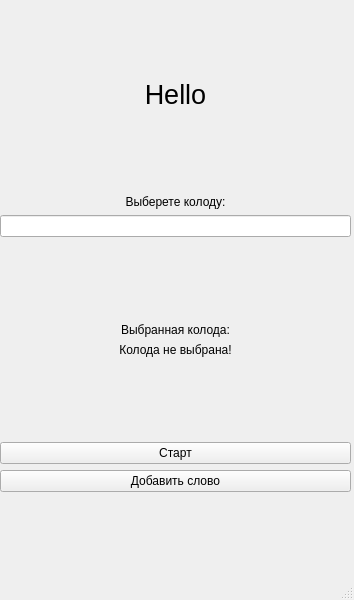
This is src/leg.ui in GreeAI/English-cards as Qt 5 draws it before an edit. The edited form follows.
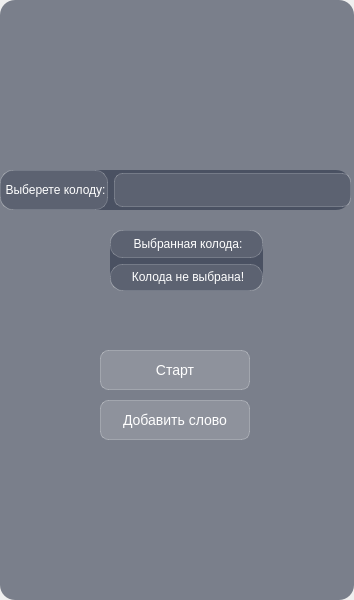
This is the edited form.

Commit message: Add style sheets for ui

What changed in the file:
```diff
--- a/src/leg.ui
+++ b/src/leg.ui
@@ -20,74 +20,335 @@
      <verstretch>0</verstretch>
     </sizepolicy>
    </property>
-   <widget class="QWidget" name="layoutWidget">
+   <property name="styleSheet">
+    <string notr="true">/* Основной фон с полупрозрачностью */
+QWidget {
+    background: rgba(40, 50, 70, 150); /* Темно-синий с прозрачностью */
+    border-radius: 15px;
+}
+
+/* Стиль для всех рамок (QFrame) */
+QFrame {
+    background: rgba(255, 255, 255, 0.1);
+    border: 1px solid rgba(255, 255, 255, 0.2);
+    border-radius: 12px;
+    color: white;
+}
+
+QPushButton {
+    background: rgba(255, 255, 255, 0.15);
+    border: 1px solid rgba(255, 255, 255, 0.25);
+    border-radius: 8px;
+    color: white;
+    padding: 10px;
+    font-size: 14px;
+}
+
+QPushButton:hover {
+    background: rgba(255, 255, 255, 0.25);
+}
+
+QPushButton:pressed {
+    background: rgba(255, 255, 255, 0.1);
+}
+
+QLineEdit, QTextEdit {
+    background: rgba(255, 255, 255, 0.1);
+    border: 1px solid rgba(255, 255, 255, 0.2);
+    border-radius: 8px;
+    padding: 8px;
+    color: white;
+    selection-background-color: rgba(100, 150, 200, 0.5);
+}</string>
+   </property>
+   <widget class="QPushButton" name="pb_add_word">
+    <property name="geometry">
+     <rect>
+      <x>100</x>
+      <y>400</y>
+      <width>150</width>
+      <height>40</height>
+     </rect>
+    </property>
+    <property name="autoFillBackground">
+     <bool>false</bool>
+    </property>
+    <property name="styleSheet">
+     <string notr="true"/>
+    </property>
+    <property name="text">
+     <string>Добавить слово</string>
+    </property>
+   </widget>
+   <widget class="QPushButton" name="pb_start">
+    <property name="geometry">
+     <rect>
+      <x>100</x>
+      <y>350</y>
+      <width>150</width>
+      <height>40</height>
+     </rect>
+    </property>
+    <property name="sizePolicy">
+     <sizepolicy hsizetype="Preferred" vsizetype="Preferred">
+      <horstretch>0</horstretch>
+      <verstretch>0</verstretch>
+     </sizepolicy>
+    </property>
+    <property name="palette">
+     <palette>
+      <active>
+       <colorrole role="WindowText">
+        <brush brushstyle="SolidPattern">
+         <color alpha="255">
+          <red>255</red>
+          <green>255</green>
+          <blue>255</blue>
+         </color>
+        </brush>
+       </colorrole>
+       <colorrole role="Button">
+        <brush brushstyle="SolidPattern">
+         <color alpha="38">
+          <red>255</red>
+          <green>255</green>
+          <blue>255</blue>
+         </color>
+        </brush>
+       </colorrole>
+       <colorrole role="Text">
+        <brush brushstyle="SolidPattern">
+         <color alpha="255">
+          <red>255</red>
+          <green>255</green>
+          <blue>255</blue>
+         </color>
+        </brush>
+       </colorrole>
+       <colorrole role="ButtonText">
+        <brush brushstyle="SolidPattern">
+         <color alpha="255">
+          <red>255</red>
+          <green>255</green>
+          <blue>255</blue>
+         </color>
+        </brush>
+       </colorrole>
+       <colorrole role="Base">
+        <brush brushstyle="SolidPattern">
+         <color alpha="38">
+          <red>255</red>
+          <green>255</green>
+          <blue>255</blue>
+         </color>
+        </brush>
+       </colorrole>
+       <colorrole role="Window">
+        <brush brushstyle="SolidPattern">
+         <color alpha="38">
+          <red>255</red>
+          <green>255</green>
+          <blue>255</blue>
+         </color>
+        </brush>
+       </colorrole>
+       <colorrole role="PlaceholderText">
+        <brush brushstyle="SolidPattern">
+         <color alpha="128">
+          <red>255</red>
+          <green>255</green>
+          <blue>255</blue>
+         </color>
+        </brush>
+       </colorrole>
+      </active>
+      <inactive>
+       <colorrole role="WindowText">
+        <brush brushstyle="SolidPattern">
+         <color alpha="255">
+          <red>255</red>
+          <green>255</green>
+          <blue>255</blue>
+         </color>
+        </brush>
+       </colorrole>
+       <colorrole role="Button">
+        <brush brushstyle="SolidPattern">
+         <color alpha="38">
+          <red>255</red>
+          <green>255</green>
+          <blue>255</blue>
+         </color>
+        </brush>
+       </colorrole>
+       <colorrole role="Text">
+        <brush brushstyle="SolidPattern">
+         <color alpha="255">
+          <red>255</red>
+          <green>255</green>
+          <blue>255</blue>
+         </color>
+        </brush>
+       </colorrole>
+       <colorrole role="ButtonText">
+        <brush brushstyle="SolidPattern">
+         <color alpha="255">
+          <red>255</red>
+          <green>255</green>
+          <blue>255</blue>
+         </color>
+        </brush>
+       </colorrole>
+       <colorrole role="Base">
+        <brush brushstyle="SolidPattern">
+         <color alpha="38">
+          <red>255</red>
+          <green>255</green>
+          <blue>255</blue>
+         </color>
+        </brush>
+       </colorrole>
+       <colorrole role="Window">
+        <brush brushstyle="SolidPattern">
+         <color alpha="38">
+          <red>255</red>
+          <green>255</green>
+          <blue>255</blue>
+         </color>
+        </brush>
+       </colorrole>
+       <colorrole role="PlaceholderText">
+        <brush brushstyle="SolidPattern">
+         <color alpha="128">
+          <red>255</red>
+          <green>255</green>
+          <blue>255</blue>
+         </color>
+        </brush>
+       </colorrole>
+      </inactive>
+      <disabled>
+       <colorrole role="WindowText">
+        <brush brushstyle="SolidPattern">
+         <color alpha="255">
+          <red>255</red>
+          <green>255</green>
+          <blue>255</blue>
+         </color>
+        </brush>
+       </colorrole>
+       <colorrole role="Button">
+        <brush brushstyle="SolidPattern">
+         <color alpha="38">
+          <red>255</red>
+          <green>255</green>
+          <blue>255</blue>
+         </color>
+        </brush>
+       </colorrole>
+       <colorrole role="Text">
+        <brush brushstyle="SolidPattern">
+         <color alpha="255">
+          <red>255</red>
+          <green>255</green>
+          <blue>255</blue>
+         </color>
+        </brush>
+       </colorrole>
+       <colorrole role="ButtonText">
+        <brush brushstyle="SolidPattern">
+         <color alpha="255">
+          <red>255</red>
+          <green>255</green>
+          <blue>255</blue>
+         </color>
+        </brush>
+       </colorrole>
+       <colorrole role="Base">
+        <brush brushstyle="SolidPattern">
+         <color alpha="38">
+          <red>255</red>
+          <green>255</green>
+          <blue>255</blue>
+         </color>
+        </brush>
+       </colorrole>
+       <colorrole role="Window">
+        <brush brushstyle="SolidPattern">
+         <color alpha="38">
+          <red>255</red>
+          <green>255</green>
+          <blue>255</blue>
+         </color>
+        </brush>
+       </colorrole>
+       <colorrole role="PlaceholderText">
+        <brush brushstyle="SolidPattern">
+         <color alpha="128">
+          <red>255</red>
+          <green>255</green>
+          <blue>255</blue>
+         </color>
+        </brush>
+       </colorrole>
+      </disabled>
+     </palette>
+    </property>
+    <property name="layoutDirection">
+     <enum>Qt::LeftToRight</enum>
+    </property>
+    <property name="styleSheet">
+     <string notr="true"/>
+    </property>
+    <property name="text">
+     <string>Старт</string>
+    </property>
+   </widget>
+   <widget class="QWidget" name="">
     <property name="geometry">
      <rect>
       <x>0</x>
-      <y>0</y>
+      <y>170</y>
       <width>351</width>
-      <height>571</height>
+      <height>40</height>
      </rect>
     </property>
-    <layout class="QVBoxLayout" name="verticalLayout">
-     <item>
-      <spacer name="verticalSpacer_2">
-       <property name="orientation">
-        <enum>Qt::Vertical</enum>
-       </property>
-       <property name="sizeHint" stdset="0">
-        <size>
-         <width>20</width>
-         <height>40</height>
-        </size>
-       </property>
-      </spacer>
-     </item>
-     <item>
-      <widget class="QLabel" name="start">
-       <property name="text">
-        <string>&lt;html&gt;&lt;head/&gt;&lt;body&gt;&lt;p align=&quot;center&quot;&gt;&lt;span style=&quot; font-size:20pt;&quot;&gt;Hello&lt;/span&gt;&lt;/p&gt;&lt;/body&gt;&lt;/html&gt;</string>
-       </property>
-      </widget>
-     </item>
-     <item>
-      <spacer name="verticalSpacer">
-       <property name="orientation">
-        <enum>Qt::Vertical</enum>
-       </property>
-       <property name="sizeHint" stdset="0">
-        <size>
-         <width>20</width>
-         <height>40</height>
-        </size>
-       </property>
-      </spacer>
-     </item>
+    <layout class="QHBoxLayout" name="horizontalLayout">
      <item>
       <widget class="QLabel" name="label">
+       <property name="styleSheet">
+        <string notr="true">
+</string>
+       </property>
        <property name="text">
         <string>&lt;html&gt;&lt;head/&gt;&lt;body&gt;&lt;p align=&quot;center&quot;&gt;Выберете колоду:&lt;/p&gt;&lt;/body&gt;&lt;/html&gt;</string>
        </property>
       </widget>
      </item>
      <item>
-      <widget class="QLineEdit" name="le_choiceDeck"/>
-     </item>
-     <item>
-      <spacer name="verticalSpacer_5">
-       <property name="orientation">
-        <enum>Qt::Vertical</enum>
+      <widget class="QLineEdit" name="le_choiceDeck">
+       <property name="styleSheet">
+        <string notr="true"/>
        </property>
-       <property name="sizeHint" stdset="0">
-        <size>
-         <width>20</width>
-         <height>40</height>
-        </size>
-       </property>
-      </spacer>
+      </widget>
      </item>
+    </layout>
+   </widget>
+   <widget class="QWidget" name="">
+    <property name="geometry">
+     <rect>
+      <x>110</x>
+      <y>230</y>
+      <width>153</width>
+      <height>61</height>
+     </rect>
+    </property>
+    <layout class="QVBoxLayout" name="verticalLayout">
      <item>
       <widget class="QLabel" name="label_2">
+       <property name="styleSheet">
+        <string notr="true"/>
+       </property>
        <property name="text">
         <string>&lt;html&gt;&lt;head/&gt;&lt;body&gt;&lt;p align=&quot;center&quot;&gt;Выбранная колода:&lt;/p&gt;&lt;/body&gt;&lt;/html&gt;</string>
        </property>
@@ -95,94 +356,14 @@
      </item>
      <item>
       <widget class="QLabel" name="lbl_how_deck">
+       <property name="styleSheet">
+        <string notr="true"/>
+       </property>
        <property name="text">
         <string>&lt;html&gt;&lt;head/&gt;&lt;body&gt;&lt;p align=&quot;center&quot;&gt;Колода не выбрана!&lt;/p&gt;&lt;/body&gt;&lt;/html&gt;</string>
        </property>
       </widget>
      </item>
-     <item>
-      <spacer name="verticalSpacer_4">
-       <property name="orientation">
-        <enum>Qt::Vertical</enum>
-       </property>
-       <property name="sizeHint" stdset="0">
-        <size>
-         <width>20</width>
-         <height>40</height>
-        </size>
-       </property>
-      </spacer>
-     </item>
-     <item>
-      <widget class="QPushButton" name="pb_start">
-       <property name="sizePolicy">
-        <sizepolicy hsizetype="Preferred" vsizetype="Preferred">
-         <horstretch>0</horstretch>
-         <verstretch>0</verstretch>
-        </sizepolicy>
-       </property>
-       <property name="palette">
-        <palette>
-         <active>
-          <colorrole role="Button">
-           <brush brushstyle="SolidPattern">
-            <color alpha="255">
-             <red>53</red>
-             <green>132</green>
-             <blue>228</blue>
-            </color>
-           </brush>
-          </colorrole>
-         </active>
-         <inactive>
-          <colorrole role="Button">
-           <brush brushstyle="SolidPattern">
-            <color alpha="255">
-             <red>239</red>
-             <green>239</green>
-             <blue>239</blue>
-            </color>
-           </brush>
-          </colorrole>
-         </inactive>
-         <disabled>
-          <colorrole role="Button">
-           <brush brushstyle="SolidPattern">
-            <color alpha="255">
-             <red>53</red>
-             <green>132</green>
-             <blue>228</blue>
-            </color>
-           </brush>
-          </colorrole>
-         </disabled>
-        </palette>
-       </property>
-       <property name="text">
-        <string>Старт</string>
-       </property>
-      </widget>
-     </item>
-     <item>
-      <widget class="QPushButton" name="pb_add_word">
-       <property name="text">
-        <string>Добавить слово</string>
-       </property>
-      </widget>
-     </item>
-     <item>
-      <spacer name="verticalSpacer_3">
-       <property name="orientation">
-        <enum>Qt::Vertical</enum>
-       </property>
-       <property name="sizeHint" stdset="0">
-        <size>
-         <width>20</width>
-         <height>40</height>
-        </size>
-       </property>
-      </spacer>
-     </item>
     </layout>
    </widget>
   </widget>
@@ -196,7 +377,6 @@
     </rect>
    </property>
   </widget>
-  <widget class="QStatusBar" name="statusbar"/>
  </widget>
  <resources/>
  <connections/>
```
The commit also changes 5 other files.
